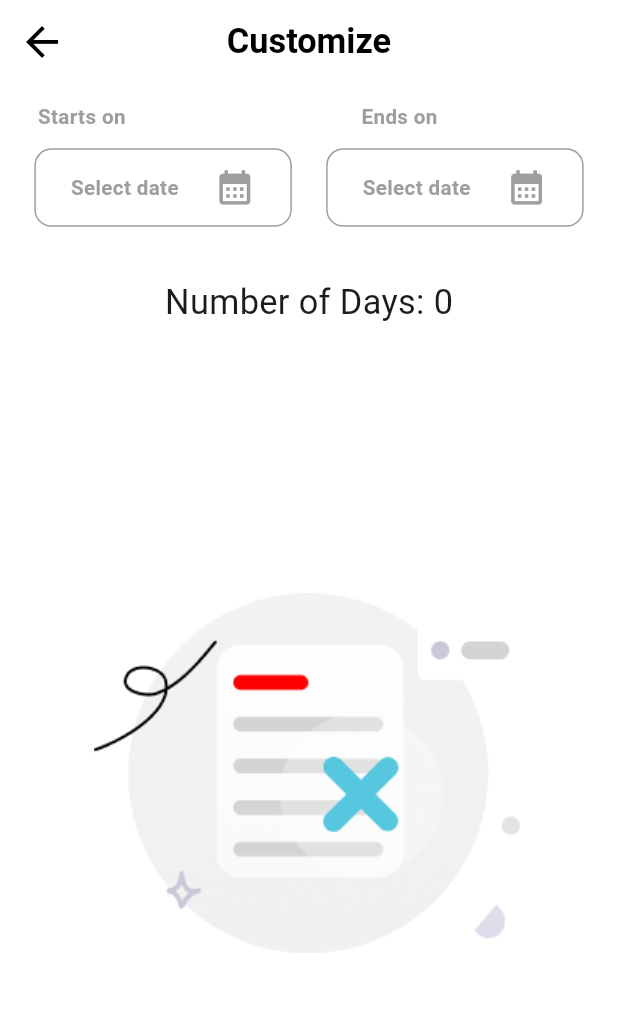
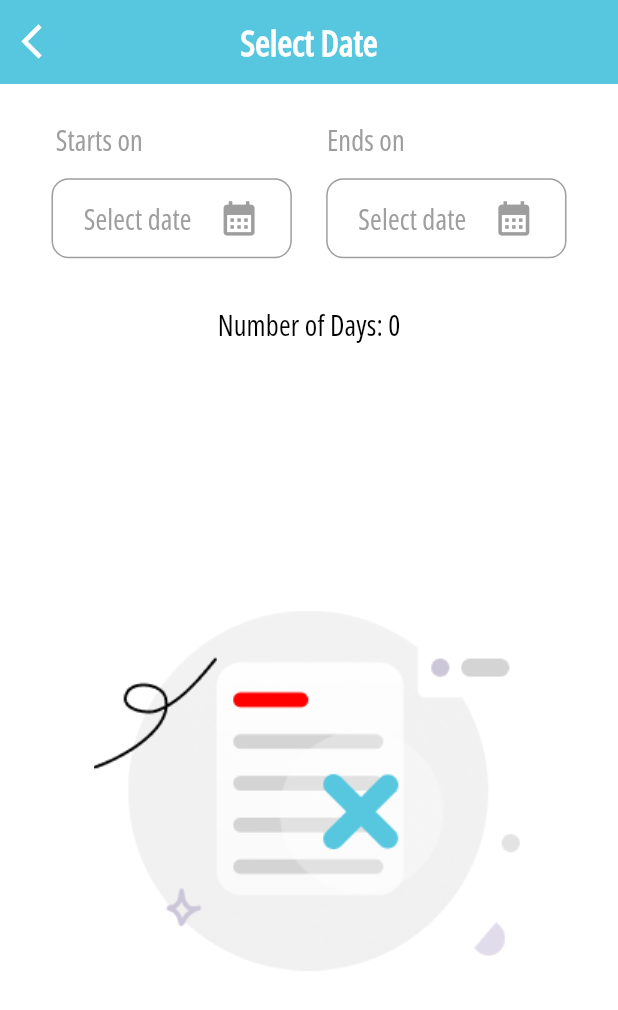
Before and after one commit to HusseinMohamed99/TRIPSO, a Flutter app: the SelectDateScreen screen opened by its route, on a phone screen of 412 x 824 dp. Shown: the top 1010 px of the screen. Run offline on Flutter 3.47's test engine with Material 3 defaults, Android fonts, the phone set to English and light mode, and no system bars; our stand-ins replace cached_network_image, carousel_slider, cloud_firestore, firebase_auth, firebase_core, firebase_storage and 15 more; missing offline and left inert: firebase_app_check; accounts and stored records are empty; generated files the repository leaves out were written again.

Commit message:
Remove unused import and add SelectDateCalendar widget for improved date selection UI

```diff
--- a/lib/core/helpers/export_manager/export_manager.dart
+++ b/lib/core/helpers/export_manager/export_manager.dart
@@ -24,7 +24,6 @@ import 'package:tripso/core/styles/theme.dart';
 import 'package:tripso/features/Auth/sign_in/logic/sign_in_state.dart';
 import 'package:tripso/features/Auth/sign_up/logic/sign_up_state.dart';
 import 'package:tripso/features/plans/my_plans.dart';
-import 'package:tripso/features/plans/select_date_screen.dart';
 import 'package:tripso/features/profile/my_profile.dart';
 import 'package:tripso/features/wishlist/wishlist.dart';
 import 'package:tripso/main.dart';
@@ -45,6 +44,7 @@ import '../../../model/place_model/place_model.dart';
 import '../../../model/plan_model.dart';
 import '../../../model/wishlist_model.dart';
 import '../../../shared/adaptive/indicator.dart';
+import '../../../shared/components/date_time.dart';
 import '../../../shared/components/layer.dart';
 import '../../../shared/components/log_out.dart';
 import '../../../shared/components/search_bar.dart';
@@ -89,6 +89,9 @@ part './../../../features/on_boarding/widgets/build_action_buttons.dart';
 part './../../../features/on_boarding/widgets/build_styled_text.dart';
 part './../../../features/on_boarding/widgets/build_welcome_text.dart';
 part './../../../features/plans/create_customize_plan.dart';
+part './../../../features/plans/select_date_screen.dart';
+part './../../../features/plans/widgets/custom_card.dart';
+part './../../../features/plans/widgets/custom_title.dart';
 part './../../../layout/layout.dart';
 part './../../../shared/cubit/tripsoCubit/tripso_cubit.dart';
 part './../../../tripso_app.dart';
@@ -115,8 +118,7 @@ part './../validations/validation_manager.dart';
 part './../value_manager/margin_helper.dart';
 part './../value_manager/padding_helper.dart';
 part './../value_manager/size_helper.dart';
+part './../widgets/custom_app_bar.dart';
 part './../widgets/custom_cached_network_image.dart';
 
-part './../../../features/plans/widgets/custom_card.dart';
-part './../widgets/custom_app_bar.dart';
-part './../../../features/plans/widgets/custom_title.dart';
+part './../../../features/plans/widgets/select_date_calendar.dart';
--- a/lib/features/plans/pick_plan.dart
+++ b/lib/features/plans/pick_plan.dart
@@ -6,7 +6,6 @@ import 'package:flutter_screenutil/flutter_screenutil.dart';
 import 'package:font_awesome_flutter/font_awesome_flutter.dart';
 import 'package:google_fonts/google_fonts.dart';
 import 'package:tripso/core/helpers/export_manager/export_manager.dart';
-import 'package:tripso/features/plans/select_date_screen.dart';
 import 'package:tripso/features/sights/sight_details_screen.dart';
 import 'package:tripso/model/arg_model.dart';
 import 'package:tripso/model/best_plan_model.dart';
--- a/lib/features/plans/select_date_screen.dart
+++ b/lib/features/plans/select_date_screen.dart
@@ -1,14 +1,4 @@
-import 'package:flutter/foundation.dart';
-import 'package:flutter/material.dart';
-import 'package:flutter_screenutil/flutter_screenutil.dart';
-import 'package:google_fonts/google_fonts.dart';
-import 'package:tripso/core/helpers/export_manager/export_manager.dart';
-import 'package:tripso/core/styles/asset_path.dart';
-import 'package:tripso/shared/components/date_time.dart';
-import 'package:tripso/shared/components/navigator.dart';
-import 'package:tripso/shared/components/sized_box.dart';
-
-import '../../core/routing/routes.dart';
+part of './../../core/helpers/export_manager/export_manager.dart';
 
 class SelectDateScreen extends StatefulWidget {
   const SelectDateScreen({super.key});
@@ -56,9 +46,6 @@ class _SelectDateScreenState extends State<SelectDateScreen> {
               //   PickPlans.routeName,
               //   arguments: NumOf(numOfDays: _numberOfDays(), index: index),
               // );
-              if (kDebugMode) {
-                print(index);
-              }
             },
           ),
         ),
@@ -71,148 +58,61 @@ class _SelectDateScreenState extends State<SelectDateScreen> {
   Widget build(BuildContext context) {
     return SafeArea(
       child: Scaffold(
-        appBar: AppBar(
-          leading: IconButton(
-            onPressed: () {
-              if (Navigator.canPop(context)) {
-                pop(context);
-              }
+        appBar: customAppBar(
+          context: context,
+          title: 'Select Date',
+        ),
+        body: Column(
+          children: [
+            Row(
+              children: [
+                Space(height: 0, width: context.width * 0.03),
+                CustomTitle(
+                  title: 'Starts on',
+                  color: Colors.grey,
+                ),
+                Space(height: 0, width: context.width * 0.26),
+                CustomTitle(
+                  title: 'Ends on',
+                  color: Colors.grey,
+                ),
+              ],
+            ),
+            Row(
+              children: [
+                Expanded(
+                  child: SelectDateCalendar(
+                    voidCallback: () async {
+                      buildFirstDatePicker(context);
                     },
-            icon: Icon(
-              Icons.arrow_back,
-              size: 28.sp,
-              color: ColorsManager.blackPrimary,
+                    title: _firstDate == null
+                        ? 'Select date'
+                        : DateTimeUtils.formatTasksDate(_firstDate),
                   ),
                 ),
-          elevation: 0,
-          centerTitle: true,
-          backgroundColor: ColorsManager.whiteColor,
-          title: Text(
-            'Customize',
-            style: GoogleFonts.roboto(
-              fontSize: 20.sp,
-              fontWeight: FontWeight.bold,
-              color: ColorsManager.blackPrimary,
-            ),
-          ),
-        ),
-        body: Padding(
-          padding: const EdgeInsets.all(10.0).r,
-          child: Column(
-            children: [
-              Padding(
-                padding: const EdgeInsets.symmetric(horizontal: 12.0).r,
-                child: Row(
-                  children: [
-                    Text(
-                      'Starts on',
-                      style: GoogleFonts.roboto(
-                        fontSize: 12.sp,
-                        fontWeight: FontWeight.bold,
-                        color: Colors.grey,
-                      ),
-                    ),
-                    Space(height: 0, width: 120.w),
-                    Text(
-                      'Ends on',
-                      style: GoogleFonts.roboto(
-                        fontSize: 12.sp,
-                        fontWeight: FontWeight.bold,
-                        color: Colors.grey,
+                Expanded(
+                  child: SelectDateCalendar(
+                    voidCallback: () async {
+                      buildLastDatePicker(context);
+                    },
+                    title: _lastDate == null
+                        ? 'Select date'
+                        : DateTimeUtils.formatTasksDate(_lastDate),
                   ),
                 ),
               ],
             ),
-              ),
-              Row(
-                children: [
-                  Expanded(
-                    child: Container(
-                      margin: const EdgeInsets.all(10).r,
-                      padding: const EdgeInsets.all(10).r,
-                      decoration: BoxDecoration(
-                        borderRadius: BorderRadius.circular(10).r,
-                        border: Border.all(color: Colors.grey),
-                      ),
-                      child: InkWell(
-                        onTap: () async {
-                          buildFirstDatePicker(context);
-                        },
-                        child: Row(
-                          mainAxisAlignment: MainAxisAlignment.spaceAround,
-                          children: [
-                            Text(
-                              _firstDate == null
-                                  ? 'Select date'
-                                  : DateTimeUtils.formatTasksDate(_firstDate),
-                              style: GoogleFonts.roboto(
-                                fontSize: 12.sp,
-                                fontWeight: FontWeight.bold,
-                                color: Colors.grey,
-                              ),
-                            ),
-                            Icon(
-                              Icons.calendar_month,
-                              size: 24.sp,
-                              color: Colors.grey,
-                            ),
-                          ],
-                        ),
-                      ),
-                    ),
-                  ),
-                  Expanded(
-                    child: Container(
-                      margin: const EdgeInsets.all(10).r,
-                      padding: const EdgeInsets.all(10).r,
-                      decoration: BoxDecoration(
-                        borderRadius: BorderRadius.circular(10).r,
-                        border: Border.all(color: Colors.grey),
-                      ),
-                      child: InkWell(
-                        onTap: () {
-                          buildLastDatePicker(context);
-                        },
-                        child: Row(
-                          mainAxisAlignment: MainAxisAlignment.spaceAround,
-                          children: [
-                            Text(
-                              _lastDate == null
-                                  ? 'Select date'
-                                  : DateTimeUtils.formatTasksDate(_lastDate),
-                              style: GoogleFonts.roboto(
-                                fontSize: 12.sp,
-                                fontWeight: FontWeight.bold,
-                                color: Colors.grey,
-                              ),
-                            ),
-                            Icon(
-                              Icons.calendar_month,
-                              size: 24.sp,
-                              color: Colors.grey,
-                            ),
-                          ],
-                        ),
-                      ),
-                    ),
-                  ),
-                ],
-              ),
-              Space(height: 16.h, width: 0),
-              Text(
-                'Number of Days: ${_numberOfDays()}',
-                style: GoogleFonts.roboto(fontSize: 20.sp),
+            Space(height: 16, width: 0),
+            CustomTitle(
+              title: 'Number of Days: ${_numberOfDays()}',
+              // style: GoogleFonts.roboto(fontSize: 20.sp),
             ),
             if (_numberOfDays() >= 8)
               Padding(
                 padding: const EdgeInsets.only(top: 60.0).r,
-                  child: Text(
-                    'You Can Selected Only 7 Days',
-                    style: GoogleFonts.roboto(
-                      fontSize: 24.sp,
-                      fontWeight: FontWeight.bold,
+                child: CustomTitle(
+                  title: 'You Can Selected Only 7 Days',
                   color: Colors.redAccent,
-                    ),
                 ),
               ),
             _numberOfDays() == 0 || _numberOfDays() >= 8
@@ -225,7 +125,10 @@ class _SelectDateScreenState extends State<SelectDateScreen> {
                     ),
                   ),
           ],
-          ),
+        ).onlyPadding(
+          leftPadding: 20,
+          rightPadding: 20,
+          topPadding: 20,
         ),
       ),
     );
--- /dev/null
+++ b/lib/features/plans/widgets/select_date_calendar.dart
@@ -0,0 +1,45 @@
+part of './../../../core/helpers/export_manager/export_manager.dart';
+
+class SelectDateCalendar extends StatelessWidget {
+  const SelectDateCalendar({
+    super.key,
+    required this.voidCallback,
+    required this.title,
+  });
+  final VoidCallback voidCallback;
+  final String title;
+  @override
+  Widget build(BuildContext context) {
+    return Container(
+      margin: EdgeInsets.symmetric(
+        horizontal: 10.w,
+        vertical: 10.h,
+      ),
+      padding: EdgeInsets.symmetric(
+        horizontal: 10.w,
+        vertical: 10.h,
+      ),
+      decoration: BoxDecoration(
+        borderRadius: BorderRadius.circular(10).r,
+        border: Border.all(color: Colors.grey),
+      ),
+      child: GestureDetector(
+        onTap: voidCallback,
+        child: Row(
+          mainAxisAlignment: MainAxisAlignment.spaceAround,
+          children: [
+            CustomTitle(
+              title: title,
+              color: Colors.grey,
+            ),
+            Icon(
+              Icons.calendar_month,
+              size: 24.sp,
+              color: Colors.grey,
+            ),
+          ],
+        ),
+      ),
+    );
+  }
+}
```
Lines whose indentation alone changed are shown as unchanged.
